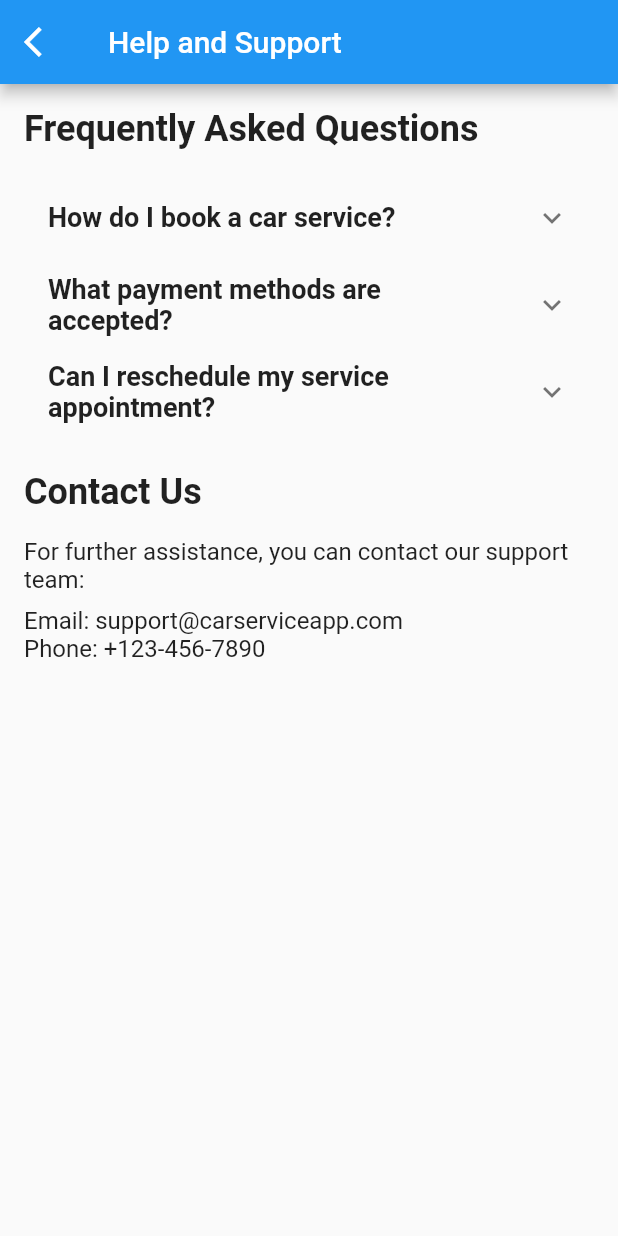
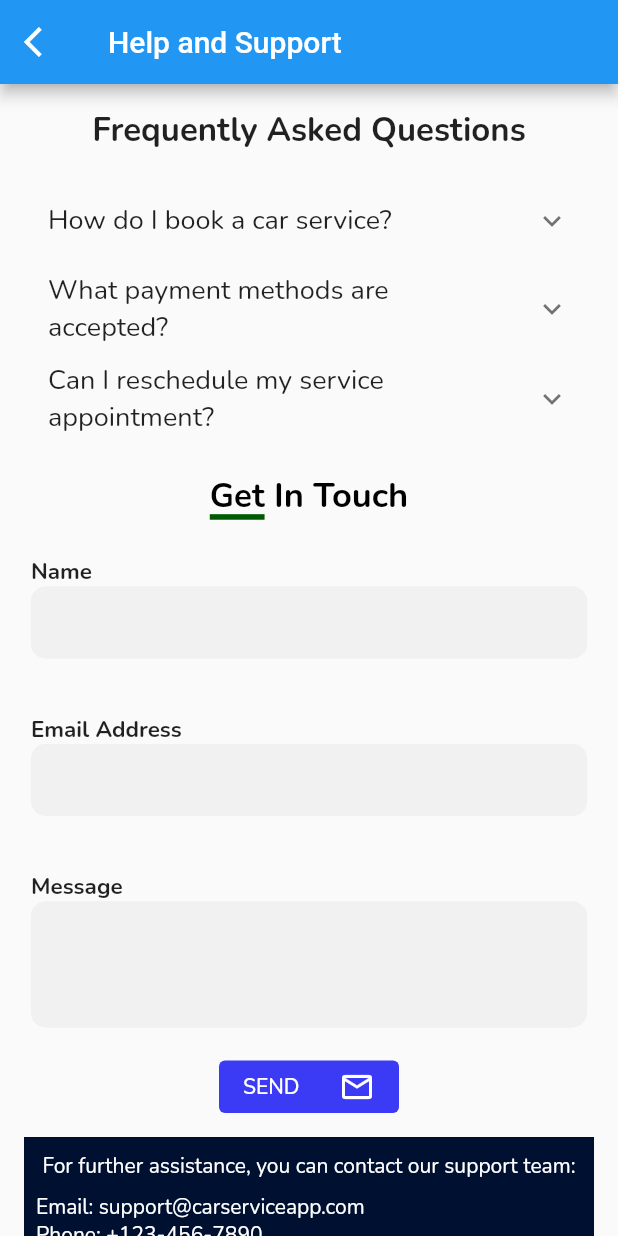
Before and after one commit to honeybansal2968/hm_cust_flutter.fork, a Flutter app: the HelpAndSupportPage screen opened directly, on a phone screen of 412 x 824 dp. Run offline on Flutter 3.47's test engine with Material 2 defaults, Android fonts, the phone set to English and light mode, and no system bars; our stand-ins replace carousel_slider, flutter_svg, get, google_fonts, image_picker, video_player.

Commit message:
added contact form in help and support page

```diff
--- a/lib/getx/authControllers.dart
+++ b/lib/getx/authControllers.dart
@@ -2,7 +2,7 @@ import 'package:flutter/material.dart';
 import 'package:get/get.dart';
 
 class AuthController extends GetxController {
-  static AuthController instance = Get.find();
+
   TextEditingController phoneController = TextEditingController();
   TextEditingController emailController = TextEditingController();
   TextEditingController firstNameController = TextEditingController();
--- a/lib/main.dart
+++ b/lib/main.dart
@@ -1,5 +1,6 @@
 import 'package:flutter/material.dart';
 import 'package:get/get.dart';
+import 'package:hm_cust_flutter/screens/help_and_support_module/pages/help_support_page.dart';
 import 'screens/home/home.dart';
 
 void main() {
@@ -13,7 +14,7 @@ class MyApp extends StatelessWidget {
   Widget build(BuildContext context) {
     return const GetMaterialApp(
       debugShowCheckedModeBanner: false,
-      home: MyHomePage(),
+      home: HelpAndSupportPage(),
     );
   }
 }
--- /dev/null
+++ b/lib/screens/help_and_support_module/controller/help_and_support_controller.dart
@@ -0,0 +1,10 @@
+import 'package:flutter/material.dart';
+import 'package:get/get.dart';
+
+class HelpAndSupportController extends GetxController{
+  GlobalKey<FormState> contactformKey = GlobalKey<FormState>();
+  TextEditingController contactNameController = TextEditingController();
+  TextEditingController contactEmailController = TextEditingController();
+  TextEditingController contactMessageController = TextEditingController();
+
+}
--- /dev/null
+++ b/lib/screens/help_and_support_module/pages/components/contact_form.dart
@@ -0,0 +1,153 @@
+import 'package:flutter/cupertino.dart';
+import 'package:flutter/material.dart';
+import 'package:get/get.dart';
+import 'package:google_fonts/google_fonts.dart';
+import 'package:hm_cust_flutter/screens/help_and_support_module/controller/help_and_support_controller.dart';
+import 'package:hm_cust_flutter/widgets/common/custom_textfield.dart';
+
+class ContactForm extends StatelessWidget {
+  const ContactForm({super.key});
+
+  @override
+  Widget build(BuildContext context) {
+    return Column(
+      crossAxisAlignment: CrossAxisAlignment.center,
+      children: [
+        RichText(
+            text: TextSpan(children: [
+          TextSpan(
+              text: 'Get',
+              style: GoogleFonts.nunito(
+                fontSize: 22,
+                textStyle: const TextStyle(
+                  fontWeight: FontWeight.bold,
+                  shadows: [Shadow(color: Colors.black, offset: Offset(0, -5))],
+                  color: Colors.transparent,
+                  decoration: TextDecoration.underline,
+                  decorationColor: Color.fromARGB(255, 0, 90, 3),
+                  decorationThickness: 6,
+                  // decorationStyle: TextDecorationStyle.dashed,
+                ),
+              )),
+          TextSpan(
+              text: ' In Touch',
+              style: GoogleFonts.nunito(
+                fontSize: 23,
+                textStyle: const TextStyle(
+                  fontWeight: FontWeight.bold,
+
+                  shadows: [Shadow(color: Colors.black, offset: Offset(0, -5))],
+                  color: Colors.transparent,
+                  decoration: TextDecoration.underline,
+                  decorationColor: Colors.transparent,
+                  decorationThickness: 6,
+                  // decorationStyle: TextDecorationStyle.dashed,
+                ),
+              ))
+        ])),
+        const SizedBox(
+          height: 20,
+        ),
+        GetBuilder<HelpAndSupportController>(
+            init: HelpAndSupportController(),
+            builder: (controller) {
+              return SizedBox(
+                width: MediaQuery.of(context).size.width * 0.9,
+                child: Form(
+                    key: controller.contactformKey,
+                    child: Column(
+                      children: [
+                        CustomTextField(
+                          keyboardType: TextInputType.name,
+                          FieldName: "Name",
+                          validator: (p0) {
+                            if (p0!.isEmpty) {
+                              return "Name field is required";
+                            }
+                            return null;
+                          },
+                          controller: controller.contactNameController,
+                        ),
+                        const SizedBox(
+                          height: 15,
+                        ),
+                        // if Usermodel has email then pre fill the email field with that email for better UX
+                        CustomTextField(
+                          keyboardType: TextInputType.emailAddress,
+                          FieldName: "Email Address",
+                          validator: (p0) {
+                            if (p0!.isEmpty) {
+                              return "Email field is required";
+                            }
+                            String p =
+                                r'^(([^<>()[\]\\.,;:\s@\"]+(\.[^<>()[\]\\.,;:\s@\"]+)*)|(\".+\"))@((\[[0-9]{1,3}\.[0-9]{1,3}\.[0-9]{1,3}\.[0-9]{1,3}\])|(([a-zA-Z\-0-9]+\.)+[a-zA-Z]{2,}))$';
+
+                            RegExp regExp = RegExp(p);
+
+                            if (regExp.hasMatch(p0) == false) {
+                              return "Please enter a valid email";
+                            }
+                            return null;
+                          },
+                          controller: controller.contactEmailController,
+                        ),
+                        const SizedBox(
+                          height: 15,
+                        ),
+                        CustomTextField(
+                          keyboardType: TextInputType.multiline,
+                          validator: (p0) {
+                            if (p0!.isEmpty) {
+                              return "Message field is required";
+                            }
+                            return null;
+                          },
+                          FieldName: "Message",
+                          maxLines: 3,
+                          controller: controller.contactMessageController,
+                        ),
+                        SizedBox(
+                          height: 35,
+                          width: 120,
+                          child: ElevatedButton(
+                            onPressed: () {
+                              if (!controller.contactformKey.currentState!
+                                  .validate()) {
+                                ScaffoldMessenger.of(context)
+                                    .showSnackBar(SnackBar(
+                                        backgroundColor: Colors.red,
+                                        content: Text(
+                                          "Please fill all the fields",
+                                          style: GoogleFonts.nunito(
+                                              color: Colors.white),
+                                        )));
+                              }
+                            },
+                            style: ElevatedButton.styleFrom(
+                                backgroundColor:
+                                    const Color.fromRGBO(59, 59, 245, 1),
+                                shadowColor: Colors.transparent),
+                            child: Row(
+                              mainAxisAlignment: MainAxisAlignment.spaceBetween,
+                              children: [
+                                Text(
+                                  "SEND",
+                                  style:
+                                      GoogleFonts.nunito(color: Colors.white),
+                                ),
+                                const Icon(
+                                  Icons.mail_outline_outlined,
+                                  color: Color.fromRGBO(255, 255, 255, 1),
+                                )
+                              ],
+                            ),
+                          ),
+                        )
+                      ],
+                    )),
+              );
+            }),
+      ],
+    );
+  }
+}
--- a/lib/screens/help_and_support_module/pages/help_support_page.dart
+++ b/lib/screens/help_and_support_module/pages/help_support_page.dart
@@ -1,8 +1,11 @@
 import 'package:flutter/material.dart';
 import 'package:get/get.dart';
-
+import 'package:google_fonts/google_fonts.dart';
+import 'package:hm_cust_flutter/screens/help_and_support_module/pages/components/contact_form.dart';
 
 class HelpAndSupportPage extends StatelessWidget {
+  const HelpAndSupportPage({super.key});
+
   @override
   Widget build(BuildContext context) {
     return Scaffold(
@@ -10,61 +13,76 @@ class HelpAndSupportPage extends StatelessWidget {
         leading: IconButton(
             onPressed: () {
               Get.back();
-          }
-          ,
+            },
             icon: const Icon(
               Icons.arrow_back_ios,
-          )
-        ),
-        title: Text('Help and Support'),
+            )),
+        title: const Text('Help and Support'),
       ),
       body: SingleChildScrollView(
-        padding: EdgeInsets.all(16),
+        padding: const EdgeInsets.all(16),
         child: Column(
-          crossAxisAlignment: CrossAxisAlignment.start,
+          crossAxisAlignment: CrossAxisAlignment.center,
           children: [
             Text(
               'Frequently Asked Questions',
-              style: TextStyle(fontSize: 24, fontWeight: FontWeight.bold),
+              style:
+                  GoogleFonts.nunito(fontSize: 22, fontWeight: FontWeight.bold),
             ),
-            SizedBox(height: 16),
-            FAQItem(
+            const SizedBox(height: 16),
+            const FAQItem(
               question: 'How do I book a car service?',
               answer:
                   'You can book a car service by navigating to the "Book Service" section and selecting your preferred service package.',
             ),
-            FAQItem(
+            const FAQItem(
               question: 'What payment methods are accepted?',
               answer:
                   'We accept various payment methods including credit/debit cards and digital wallets.',
             ),
-            FAQItem(
+            const FAQItem(
               question: 'Can I reschedule my service appointment?',
               answer:
                   'Yes, you can reschedule your service appointment through the app. Just go to the "My Appointments" section.',
             ),
-            SizedBox(height: 24),
-            Text(
-              'Contact Us',
-              style: TextStyle(fontSize: 24, fontWeight: FontWeight.bold),
-            ),
-            SizedBox(height: 16),
+            const SizedBox(height: 24),
+            const ContactForm(),
+            const SizedBox(height: 16),
+            Container(
+              width: MediaQuery.of(context).size.width,
+              color: const Color.fromARGB(255, 0, 16, 48),
+              padding: const EdgeInsets.symmetric(vertical: 10, horizontal: 8),
+              child: Column(
+                children: [
                   Text(
                     'For further assistance, you can contact our support team:',
-              style: TextStyle(fontSize: 16),
+                    style: GoogleFonts.nunito(color: Colors.white),
                   ),
-            SizedBox(height: 8),
-            Text(
-              'Email: support@carserviceapp.com',
-              style: TextStyle(fontSize: 16),
+                  const SizedBox(height: 8),
+                  customRow(key: 'Email', value: 'support@carserviceapp.com'),
+                  customRow(key: 'Phone', value: '+123-456-7890'),
+                ],
               ),
-            Text(
-              'Phone: +123-456-7890',
-              style: TextStyle(fontSize: 16),
-            ),
+            )
           ],
         ),
       ),
+    );
+  }
+
+  Widget customRow({String? key, String? value}) {
+    return Row(
+      mainAxisAlignment: MainAxisAlignment.start,
+      children: [
+        Text(
+          "$key: ",
+          style: GoogleFonts.nunito(color: Colors.white),
+        ),
+        Text(
+          value!,
+          style: GoogleFonts.nunito(color: Colors.white),
+        )
+      ],
     );
   }
 }
@@ -73,19 +91,19 @@ class FAQItem extends StatelessWidget {
   final String question;
   final String answer;
 
-  FAQItem({required this.question, required this.answer});
+  const FAQItem({super.key, required this.question, required this.answer});
 
   @override
   Widget build(BuildContext context) {
     return ExpansionTile(
       title: Text(
         question,
-        style: TextStyle(fontSize: 18, fontWeight: FontWeight.bold),
+        style: GoogleFonts.nunito(fontSize: 18),
       ),
       children: [
         Padding(
           padding: const EdgeInsets.symmetric(horizontal: 16),
-          child: Text(answer, style: TextStyle(fontSize: 16)),
+          child: Text(answer, style: GoogleFonts.nunito(fontSize: 16)),
         ),
       ],
     );
--- a/lib/screens/profile_module/controller/profile_manage.dart
+++ b/lib/screens/profile_module/controller/profile_manage.dart
@@ -2,9 +2,10 @@ import 'dart:io';
 
 import 'package:get/get.dart';
 import 'package:hm_cust_flutter/screens/profile_module/services/profile_services.dart';
+import 'package:image_picker/image_picker.dart';
 ProfileResponse profileResponse = ProfileResponse();
 class ProfileManage extends GetxController{
-  Rx<File>? image=File("").obs;
+  Rx<PickedFile>? image=PickedFile("").obs;
   fetchImage(){
     profileResponse.pickImage().then((value) {
       image!.value = value!;
--- a/lib/screens/profile_module/services/profile_services.dart
+++ b/lib/screens/profile_module/services/profile_services.dart
@@ -1,14 +1,13 @@
-import 'dart:io';
 
 import 'package:flutter/services.dart';
 import 'package:image_picker/image_picker.dart';
 
 class ProfileResponse {
-  Future<File?> pickImage() async {
+  Future<PickedFile?> pickImage() async {
     try {
       final image = await ImagePicker().pickImage(source: ImageSource.gallery);
       if (image == null) return null;
-      final imageTemp = File(image.path);
+      final imageTemp = PickedFile(image.path);
       return imageTemp;
     } on PlatformException catch (e) {
       print('Failed to pick image: $e');
--- a/lib/screens/signin/pages/signin.dart
+++ b/lib/screens/signin/pages/signin.dart
@@ -34,6 +34,7 @@ class _SignInScreenState extends State<SignInScreen> {
 
   @override
   Widget build(BuildContext context) {
+    AuthController authController = Get.put(AuthController());
     Size size = MediaQuery.of(context).size;
     return Scaffold(
       backgroundColor: const Color.fromARGB(255, 0, 0, 0),
@@ -131,7 +132,7 @@ class _SignInScreenState extends State<SignInScreen> {
                           CustomField(
                               labelText: "Phone Number *",
                               controller:
-                                  AuthController.instance.phoneController),
+                                  authController.phoneController),
                           const SizedBox(
                             height: 20,
                           ),
--- a/lib/screens/signup/signup.dart
+++ b/lib/screens/signup/signup.dart
@@ -34,6 +34,7 @@ class _SignUpScreenState extends State<SignUpScreen> {
   @override
   Widget build(BuildContext context) {
     Size size = MediaQuery.of(context).size;
+    AuthController authcontroller = Get.put(AuthController());
     return Scaffold(
       backgroundColor: const Color.fromARGB(255, 0, 0, 0),
       body: Stack(
@@ -129,29 +130,29 @@ class _SignUpScreenState extends State<SignUpScreen> {
                                   ),
                                   CustomField(
                                       labelText: "First Name *",
-                                      controller: AuthController
-                                          .instance.firstNameController),
+                                      controller:
+                                          authcontroller.firstNameController),
                                   const SizedBox(
                                     height: 8,
                                   ),
                                   CustomField(
                                       labelText: "Last Name *",
-                                      controller: AuthController
-                                          .instance.lastNameController),
+                                      controller:
+                                          authcontroller.lastNameController),
                                   const SizedBox(
                                     height: 8,
                                   ),
                                   CustomField(
                                       labelText: "Email *",
-                                      controller: AuthController
-                                          .instance.emailController),
+                                      controller:
+                                          authcontroller.emailController),
                                   const SizedBox(
                                     height: 8,
                                   ),
                                   CustomField(
                                       labelText: "Phone Number *",
-                                      controller: AuthController
-                                          .instance.phoneController),
+                                      controller:
+                                          authcontroller.phoneController),
                                   const SizedBox(
                                     height: 20,
                                   ),
--- a/lib/ui_utils/app_colors.dart
+++ b/lib/ui_utils/app_colors.dart
@@ -3,7 +3,6 @@ import 'package:flutter/material.dart';
 class AppColors {
   static const Color backgroundColor = Color.fromARGB(255, 255, 255, 255);
   static const Color textFilledColor = Color(0xfff1f1f1);
-
   static const Color primaryColor = Color.fromARGB(255, 0, 31, 56);
   static const Color fadedColor = Color.fromARGB(255, 180, 180, 180);
 }
--- a/lib/widgets/common/custom_textfield.dart
+++ b/lib/widgets/common/custom_textfield.dart
@@ -1,9 +1,17 @@
 import 'package:flutter/material.dart';
+import 'package:google_fonts/google_fonts.dart';
+import 'package:hm_cust_flutter/ui_utils/app_colors.dart';
 
 class CustomField extends StatelessWidget {
   const CustomField(
-      {super.key, required this.labelText, required this.controller});
+      {super.key,
+      required this.labelText,
+      required this.controller,
+      this.borderColor,
+      this.textColor});
   final String labelText;
+  final Color? borderColor;
+  final Color? textColor;
   final TextEditingController controller;
 
   @override
@@ -12,22 +20,26 @@ class CustomField extends StatelessWidget {
       width: 280,
       child: TextFormField(
           controller: controller,
-          style: const TextStyle(color: Colors.white),
+          style: TextStyle(color: textColor ?? Colors.white),
           decoration: InputDecoration(
-              focusedBorder: const OutlineInputBorder(
+              focusedBorder: OutlineInputBorder(
                   borderSide: BorderSide(
-                      width: 2, color: Color.fromARGB(255, 255, 255, 255))),
-              enabledBorder: const OutlineInputBorder(
+                      width: 2,
+                      color: borderColor ??
+                          const Color.fromARGB(255, 255, 255, 255))),
+              enabledBorder: OutlineInputBorder(
                   borderSide: BorderSide(
-                      color: Color.fromARGB(255, 255, 255, 255), width: 1.4)),
+                      color: borderColor ??
+                          const Color.fromARGB(255, 255, 255, 255),
+                      width: 1.4)),
               contentPadding:
                   const EdgeInsets.symmetric(vertical: 15, horizontal: 14),
               border: const OutlineInputBorder(),
               labelText: labelText,
-              floatingLabelStyle: const TextStyle(
+              floatingLabelStyle: TextStyle(
                   fontSize: 16,
                   fontWeight: FontWeight.w500,
-                  color: Color.fromARGB(255, 255, 255, 255)),
+                  color: textColor ?? const Color.fromARGB(255, 255, 255, 255)),
               labelStyle: const TextStyle(
                   fontSize: 17,
                   fontWeight: FontWeight.w400,
@@ -35,3 +47,91 @@ class CustomField extends StatelessWidget {
     );
   }
 }
+
+class CustomTextField extends StatelessWidget {
+  final double? width;
+  final String? FieldName;
+  final TextInputType keyboardType;
+  final Function(String)? onChanged;
+  final String? hintText;
+  final String? Function(String?)? validator;
+  final TextEditingController controller;
+  final int? maxLines;
+  final bool? expands;
+  const CustomTextField({
+    Key? key,
+    this.validator,
+    this.maxLines,
+    this.expands,
+    this.width,
+    this.FieldName,
+    required this.keyboardType,
+    required this.controller,
+    this.onChanged,
+    this.hintText,
+  }) : super(key: key);
+  @override
+  Widget build(BuildContext context) {
+    return Container(
+      padding: const EdgeInsets.symmetric(vertical: 0),
+      width: width,
+      child: Column(crossAxisAlignment: CrossAxisAlignment.start, children: [
+        Text(
+          FieldName!,
+          softWrap: true,
+          style: GoogleFonts.getFont("Nunito",
+              fontSize: 15, fontWeight: FontWeight.bold),
+        ),
+        TextFormField(
+            expands: expands ?? false,
+            autovalidateMode: AutovalidateMode.onUserInteraction,
+            controller: controller,
+            keyboardType: keyboardType,
+            cursorColor: Colors.black,
+            onChanged: onChanged,
+            maxLines: maxLines ?? 1,
+            cursorWidth: 1,
+            validator: validator,
+            decoration: InputDecoration(
+                helperText: " ",
+                errorBorder: OutlineInputBorder(
+                  borderRadius: BorderRadius.circular(10),
+                  borderSide: const BorderSide(
+                    color: Color(0xff0033ff),
+                    width: 2.0,
+                  ),
+                ),
+                contentPadding: maxLines != null
+                    ? const EdgeInsets.only(
+                        top: 20, bottom: 7, left: 10, right: 10)
+                    : const EdgeInsets.only(bottom: 7, left: 10),
+                filled: true,
+                focusedErrorBorder: OutlineInputBorder(
+                  borderRadius: BorderRadius.circular(10),
+                  borderSide: const BorderSide(
+                    color: Color.fromARGB(255, 240, 8, 8),
+                    width: 2.0,
+                  ),
+                ),
+                enabledBorder: OutlineInputBorder(
+                  borderRadius: BorderRadius.circular(10),
+                  borderSide: const BorderSide(
+                    color: AppColors.textFilledColor,
+                    width: 2.0,
+                  ),
+                ),
+                focusedBorder: OutlineInputBorder(
+                  borderRadius: BorderRadius.circular(10),
+                  borderSide: const BorderSide(
+                    color: Color(0xff0033ff),
+                    width: 2.0,
+                  ),
+                ),
+                fillColor: AppColors.textFilledColor,
+                hintText: hintText,
+                hintStyle: const TextStyle(
+                    fontSize: 14, color: Color.fromARGB(255, 195, 195, 195))))
+      ]),
+    );
+  }
+}
```
Lines whose indentation alone changed are shown as unchanged.
